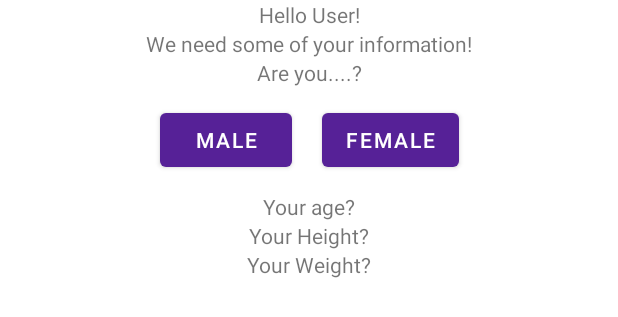
After one commit to tabanezjoao/SIMProject, an Android app: the layout activity_information.xml on its own in the app's theme, with its tools: preview values and no code run, on a phone screen of 412 x 824 dp. The commit adds this screen. Shown: the top 317 px of the screen. Run offline under Robolectric (Android 15) with nearby library versions, the phone set to English and light mode, and no system bars.

Commit message:
New layout Information Add
- Layout novo para preencher com informaçao adicional sobre o utilizador

```diff
--- a/FitnessApp/app/src/main/java/com/example/fitnessapp/MainActivity.kt
+++ b/FitnessApp/app/src/main/java/com/example/fitnessapp/MainActivity.kt
@@ -96,11 +96,22 @@ class MainActivity : AppCompatActivity() {
             return
         }
 
+        Log.d("Status","User found!")
+
         // guardar a informaçao principal do utilizador
         userMain = userFound
 
-        Log.d("Status","User found!")
-        setContentView(R.layout.activity_main)
+        // vamos ver se o utilizador ja tem informaçao preenchida
+        val infoFound = myDatabase.DAO().getUserAndInformation(usernameInput)
+
+        if(infoFound == null)
+        {
+            setContentView(R.layout.activity_information)
+        }
+        else
+        {
+            setContentView(R.layout.activity_main)
+        }
     }
 
     // main function
--- /dev/null
+++ b/FitnessApp/app/src/main/res/layout/activity_information.xml
@@ -0,0 +1,109 @@
+<?xml version="1.0" encoding="utf-8"?>
+<ScrollView xmlns:android="http://schemas.android.com/apk/res/android"
+    xmlns:app="http://schemas.android.com/apk/res-auto"
+    xmlns:tools="http://schemas.android.com/tools"
+    android:layout_width="match_parent"
+    android:layout_height="match_parent">
+
+    <androidx.constraintlayout.widget.ConstraintLayout
+        android:layout_width="match_parent"
+        android:layout_height="match_parent">
+
+        <TextView
+            android:id="@+id/textViewHelloUser"
+            android:layout_width="wrap_content"
+            android:layout_height="wrap_content"
+            android:text="Hello User!"
+            app:layout_constraintTop_toTopOf="parent"
+            app:layout_constraintLeft_toLeftOf="parent"
+            app:layout_constraintRight_toRightOf="parent"
+            app:layout_constraintBottom_toTopOf="@id/textViewWeNeedSomeInfo"/>
+
+        <TextView
+            android:id="@+id/textViewWeNeedSomeInfo"
+            android:layout_width="wrap_content"
+            android:layout_height="wrap_content"
+            android:text="We need some of your information!"
+            app:layout_constraintTop_toBottomOf="@id/textViewHelloUser"
+            app:layout_constraintLeft_toLeftOf="parent"
+            app:layout_constraintRight_toRightOf="parent"
+            app:layout_constraintBottom_toTopOf="@+id/textViewAreYou"/>
+
+        <TextView
+            android:id="@+id/textViewAreYou"
+            android:layout_width="wrap_content"
+            android:layout_height="wrap_content"
+            android:text="Are you....?"
+            app:layout_constraintTop_toBottomOf="@+id/textViewWeNeedSomeInfo"
+            app:layout_constraintLeft_toLeftOf="parent"
+            app:layout_constraintRight_toRightOf="parent"
+            app:layout_constraintBottom_toTopOf="@+id/layoutSexQuestion" />
+
+        <androidx.constraintlayout.widget.ConstraintLayout
+            android:id="@+id/layoutSexQuestion"
+            android:layout_width="match_parent"
+            android:layout_height="70dp"
+            app:layout_constraintTop_toBottomOf="@+id/textViewAreYou"
+            app:layout_constraintLeft_toLeftOf="parent"
+            app:layout_constraintRight_toRightOf="parent"
+            app:layout_constraintBottom_toTopOf="@+id/textViewYourAge">
+
+            <Button
+                android:id="@+id/buttonMale"
+                android:layout_width="wrap_content"
+                android:layout_height="wrap_content"
+                android:text="Male"
+                app:backgroundTint="#562197"
+                app:layout_constraintTop_toTopOf="parent"
+                app:layout_constraintLeft_toLeftOf="parent"
+                app:layout_constraintRight_toLeftOf="@id/buttonFemale"
+                app:layout_constraintBottom_toBottomOf="parent"
+                app:layout_constraintHorizontal_chainStyle="packed"
+                android:layout_marginRight="20dp"/>
+
+            <Button
+                android:id="@+id/buttonFemale"
+                android:layout_width="wrap_content"
+                android:layout_height="wrap_content"
+                android:text="Female"
+                app:backgroundTint="#562197"
+                app:layout_constraintTop_toTopOf="parent"
+                app:layout_constraintLeft_toRightOf="@id/buttonMale"
+                app:layout_constraintRight_toRightOf="parent"
+                app:layout_constraintBottom_toBottomOf="parent"/>
+
+        </androidx.constraintlayout.widget.ConstraintLayout>
+
+        <TextView
+            android:id="@+id/textViewYourAge"
+            android:layout_width="wrap_content"
+            android:layout_height="wrap_content"
+            android:text="Your age?"
+            tools:layout_editor_absoluteY="58dp"
+            app:layout_constraintTop_toBottomOf="@+id/layoutSexQuestion"
+            app:layout_constraintLeft_toLeftOf="parent"
+            app:layout_constraintRight_toRightOf="parent"
+            app:layout_constraintBottom_toTopOf="@+id/textViewYourHeight"/>
+
+        <TextView
+            android:id="@+id/textViewYourHeight"
+            android:layout_width="wrap_content"
+            android:layout_height="wrap_content"
+            android:text="Your Height?"
+            app:layout_constraintTop_toBottomOf="@+id/textViewYourAge"
+            app:layout_constraintLeft_toLeftOf="parent"
+            app:layout_constraintRight_toRightOf="parent"
+            app:layout_constraintBottom_toTopOf="@+id/textViewYourWeight"/>
+
+        <TextView
+            android:id="@+id/textViewYourWeight"
+            android:layout_width="wrap_content"
+            android:layout_height="wrap_content"
+            android:text="Your Weight?"
+            app:layout_constraintTop_toBottomOf="@+id/textViewYourHeight"
+            app:layout_constraintLeft_toLeftOf="parent"
+            app:layout_constraintRight_toRightOf="parent"
+            app:layout_constraintBottom_toBottomOf="parent"/>
+
+    </androidx.constraintlayout.widget.ConstraintLayout>
+</ScrollView>
```
